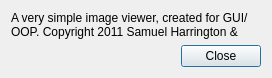
This is aboutdialog.ui in zjucsxxd/Qt-Image-Viewer-1 as Qt 5 draws it before an edit. The edited form follows.
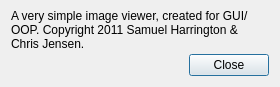
This is the edited form.

```diff
--- a/aboutdialog.ui
+++ b/aboutdialog.ui
@@ -6,10 +6,16 @@
    <rect>
     <x>0</x>
     <y>0</y>
-    <width>272</width>
-    <height>78</height>
+    <width>280</width>
+    <height>87</height>
    </rect>
   </property>
+  <property name="minimumSize">
+   <size>
+    <width>280</width>
+    <height>87</height>
+   </size>
+  </property>
   <property name="windowTitle">
    <string>About</string>
   </property>
```
